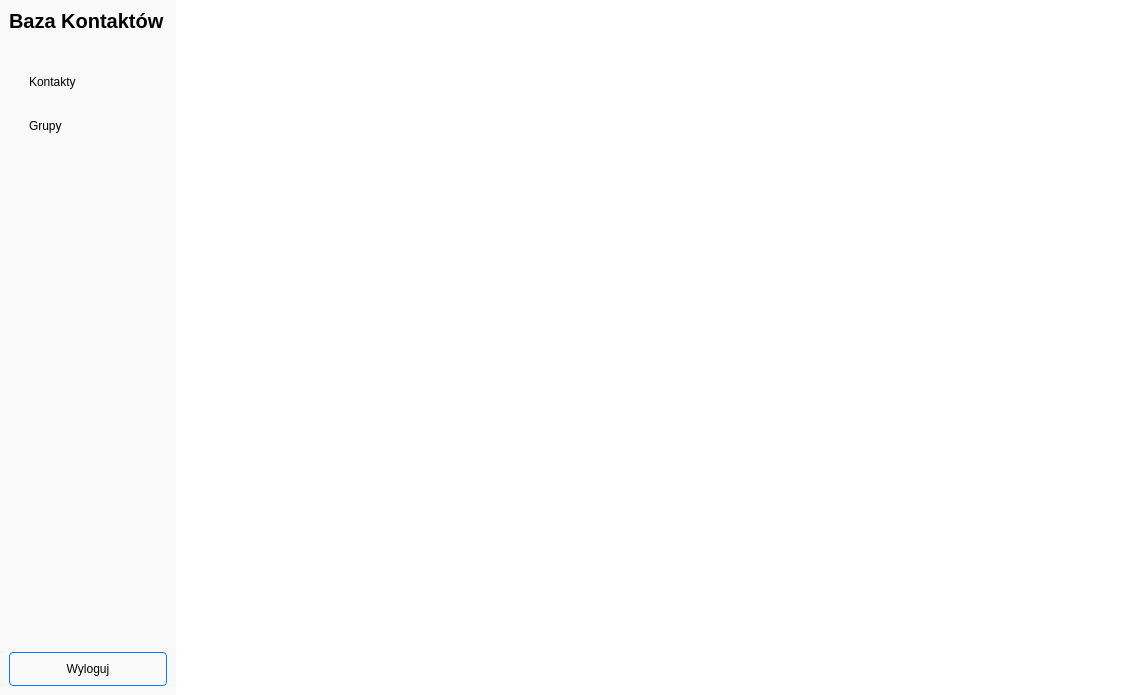
This is dashboard.ui in Karoleqk/Baza-Kontaktow as Qt 5 draws it before an edit. The edited form follows.
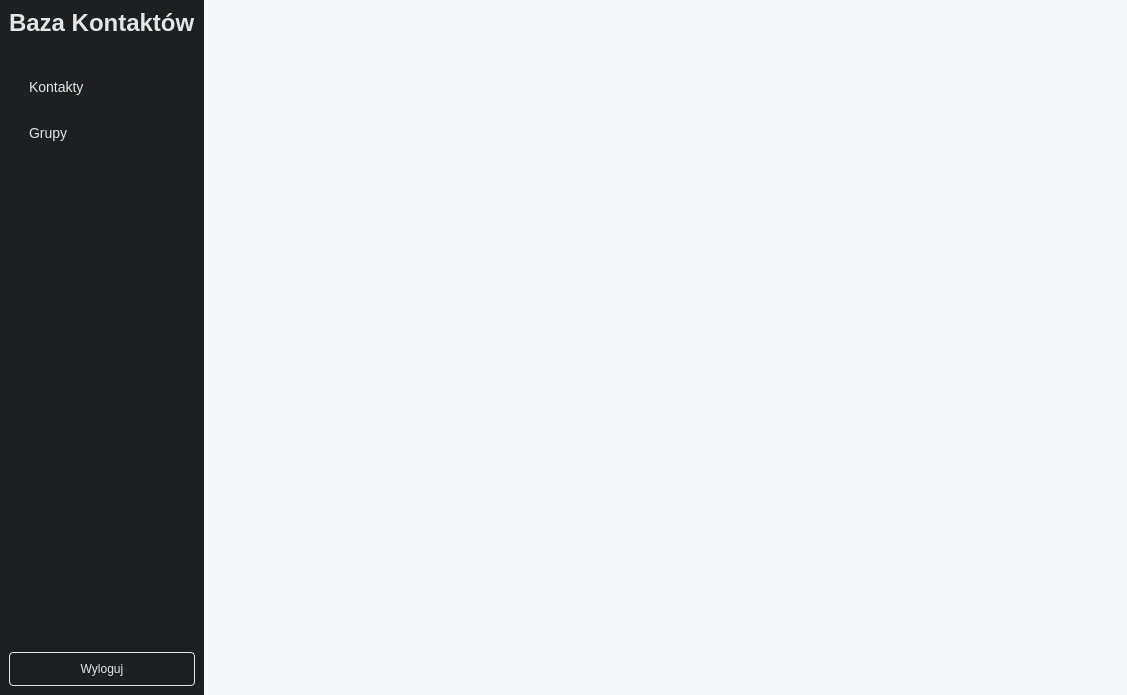
This is the edited form. The open tabs and pages were chosen to show the change. Icons and pictures are not drawn.

Commit message: harmonize ui components and color palette

The edit to the form file:
```diff
--- a/dashboard.ui
+++ b/dashboard.ui
@@ -11,7 +11,7 @@
    </rect>
   </property>
   <property name="sizePolicy">
-   <sizepolicy hsizetype="Fixed" vsizetype="Minimum">
+   <sizepolicy hsizetype="Fixed" vsizetype="Fixed">
     <horstretch>0</horstretch>
     <verstretch>0</verstretch>
    </sizepolicy>
@@ -22,36 +22,36 @@
   <property name="styleSheet">
    <string notr="true">* {
 	border: none;
-	background-color: transparent;
-	background: transparent;
+	background-color: #F5F7FB;
+	background: #F5F7FB;
 	padding: 0;
 	margin: 0;
-	color: black;
+	color: #E5E5E5;
 }
 
-#QMainWindow {
+QMainWindow {
 	margin: 0;
 	padding: 0;
 	border: none;
+	background-color: #F5F7FB;
 }
 
 #title {
-	font-size: 20px;
+	font-size: 24px;
 	font-weight: bold;
+	background: transparent;
 }
 
-#centralwidget {
-	background-color: white;
-}
-
-#header, #mainBody, #sidebar {
-	background-color: #F9F9F9;
+#header, #sidebar {
+	background-color: #1E1F20;
 }
 
 QPushButton {
 	padding: 12px 20px;
 	border-radius: 4px;
 	text-decoration: none;
+	background: transparent;
+	font-size: 14px
 }
 
 QPushButton:hover {
@@ -64,11 +64,12 @@
 
 #btnLogout {
 	background: transparent;
-	color: black;
-	border: 1px solid #007BFF;
+	color: #E5E5E5;
+	border: 1px solid #E5E5E5;
 	text-decoration: none;
 	padding-top: 9px;
 	padding-bottom: 9px;
+	font-size: 12px;
 }
 
 #btnLogout:hover {
@@ -103,7 +104,7 @@
       </property>
       <property name="maximumSize">
        <size>
-        <width>220</width>
+        <width>240</width>
         <height>16777215</height>
        </size>
       </property>
@@ -125,6 +126,14 @@
          </property>
          <item>
           <widget class="QPushButton" name="btnContacts">
+           <property name="font">
+            <font>
+             <pointsize>-1</pointsize>
+             <italic>false</italic>
+             <underline>false</underline>
+             <strikeout>false</strikeout>
+            </font>
+           </property>
            <property name="text">
             <string>Kontakty</string>
            </property>
@@ -176,6 +185,12 @@
         <height>677</height>
        </size>
       </property>
+      <property name="toolTipDuration">
+       <number>-1</number>
+      </property>
+      <property name="layoutDirection">
+       <enum>Qt::LayoutDirection::LeftToRight</enum>
+      </property>
       <property name="lineWidth">
        <number>1</number>
       </property>
@@ -183,7 +198,13 @@
        <number>0</number>
       </property>
       <widget class="QWidget" name="contactsPage"/>
-      <widget class="QWidget" name="groupsPage"/>
+      <widget class="QWidget" name="groupsPage">
+       <property name="font">
+        <font>
+         <underline>false</underline>
+        </font>
+       </property>
+      </widget>
      </widget>
     </item>
    </layout>
```
Left out of the diff: 11 changed lines with no effect on the pictures. The commit also changes 5 other files.
